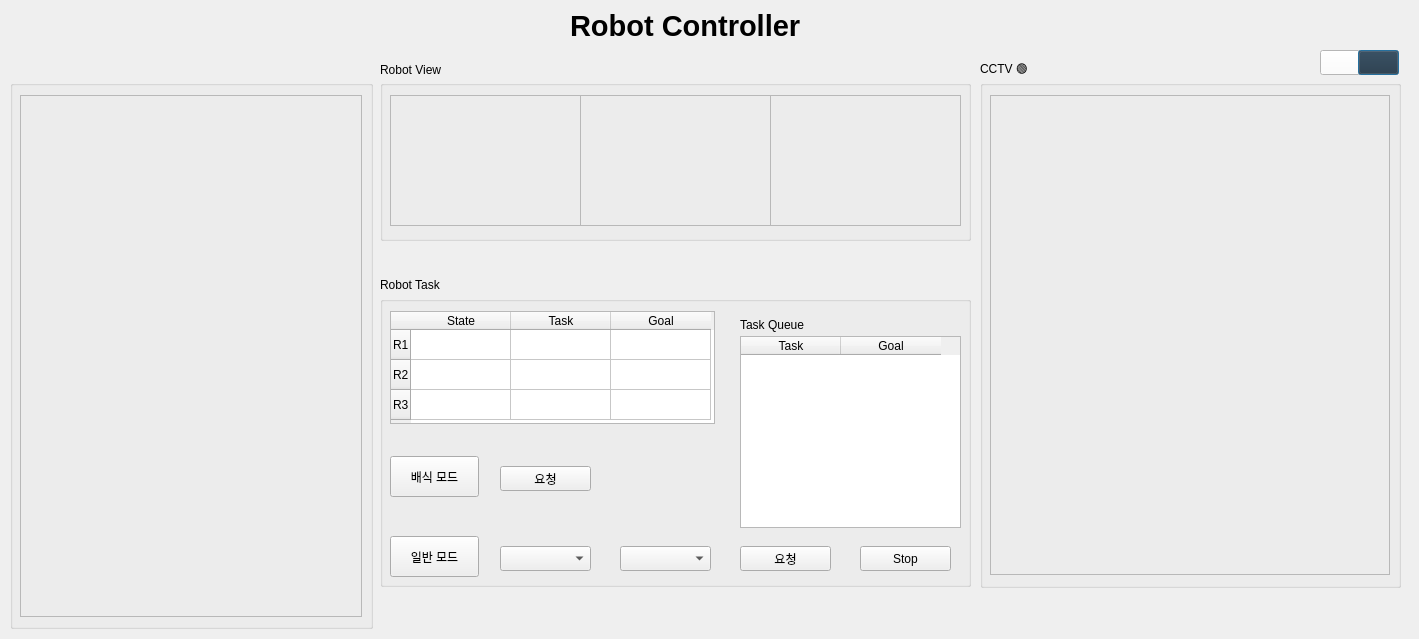
Above: nursing_home/src/ui_pkg/ui_pkg/monitoring.ui from addinedu-ros-3rd/ros-repo-1 before the change. Below: the same form after it.
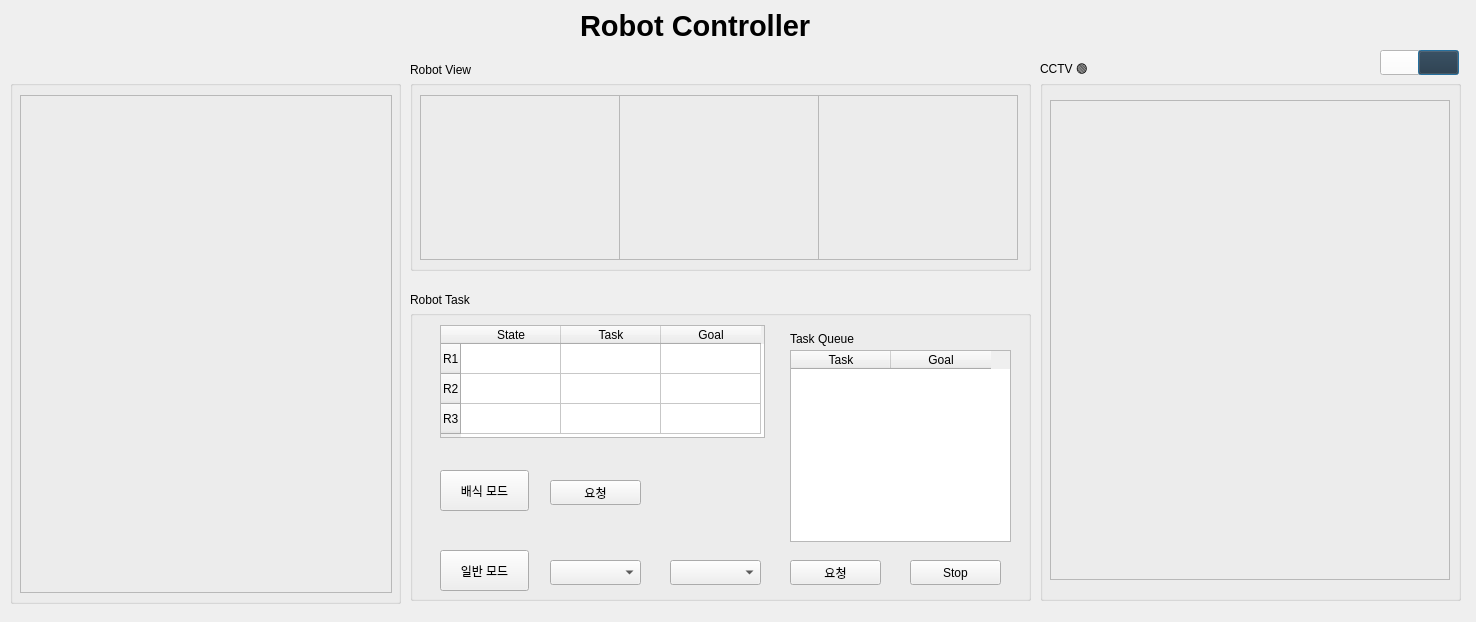
That is the form after the change.

Commit message: fit : map에 위치 3개 뿌리기

What changed in the file:
```diff
--- a/nursing_home/src/ui_pkg/ui_pkg/monitoring.ui
+++ b/nursing_home/src/ui_pkg/ui_pkg/monitoring.ui
@@ -6,8 +6,8 @@
    <rect>
     <x>0</x>
     <y>0</y>
-    <width>1419</width>
-    <height>639</height>
+    <width>1476</width>
+    <height>622</height>
    </rect>
   </property>
   <property name="windowTitle">
@@ -22,7 +22,7 @@
   <widget class="QPushButton" name="dark_btn">
    <property name="geometry">
     <rect>
-     <x>1358</x>
+     <x>1418</x>
      <y>50</y>
      <width>41</width>
      <height>25</height>
@@ -38,7 +38,7 @@
   <widget class="QPushButton" name="white_btn">
    <property name="geometry">
     <rect>
-     <x>1320</x>
+     <x>1380</x>
      <y>50</y>
      <width>41</width>
      <height>25</height>
@@ -145,10 +145,10 @@
   <widget class="QGroupBox" name="cam_group">
    <property name="geometry">
     <rect>
-     <x>380</x>
+     <x>410</x>
      <y>80</y>
-     <width>591</width>
-     <height>161</height>
+     <width>621</width>
+     <height>191</height>
     </rect>
    </property>
    <property name="title">
@@ -160,10 +160,10 @@
     </property>
     <property name="geometry">
      <rect>
-      <x>390</x>
+      <x>408</x>
       <y>15</y>
-      <width>191</width>
-      <height>131</height>
+      <width>200</width>
+      <height>165</height>
      </rect>
     </property>
     <property name="font">
@@ -184,10 +184,10 @@
     </property>
     <property name="geometry">
      <rect>
-      <x>200</x>
+      <x>209</x>
       <y>15</y>
-      <width>191</width>
-      <height>131</height>
+      <width>200</width>
+      <height>165</height>
      </rect>
     </property>
     <property name="font">
@@ -210,8 +210,8 @@
      <rect>
       <x>10</x>
       <y>15</y>
-      <width>191</width>
-      <height>131</height>
+      <width>200</width>
+      <height>165</height>
      </rect>
     </property>
     <property name="font">
@@ -230,9 +230,9 @@
   <widget class="QGroupBox" name="request_group">
    <property name="geometry">
     <rect>
-     <x>380</x>
-     <y>296</y>
-     <width>591</width>
+     <x>410</x>
+     <y>310</y>
+     <width>621</width>
      <height>291</height>
     </rect>
    </property>
@@ -242,7 +242,7 @@
    <widget class="QTableWidget" name="task_queue">
     <property name="geometry">
      <rect>
-      <x>360</x>
+      <x>380</x>
       <y>40</y>
       <width>221</width>
       <height>192</height>
@@ -262,7 +262,7 @@
    <widget class="QComboBox" name="task_combo">
     <property name="geometry">
      <rect>
-      <x>120</x>
+      <x>140</x>
       <y>250</y>
       <width>91</width>
       <height>25</height>
@@ -272,7 +272,7 @@
    <widget class="QComboBox" name="location_combo">
     <property name="geometry">
      <rect>
-      <x>240</x>
+      <x>260</x>
       <y>250</y>
       <width>91</width>
       <height>25</height>
@@ -282,7 +282,7 @@
    <widget class="QPushButton" name="serve_btn">
     <property name="geometry">
      <rect>
-      <x>120</x>
+      <x>140</x>
       <y>170</y>
       <width>91</width>
       <height>25</height>
@@ -295,7 +295,7 @@
    <widget class="QPushButton" name="normal_mode">
     <property name="geometry">
      <rect>
-      <x>10</x>
+      <x>30</x>
       <y>240</y>
       <width>89</width>
       <height>41</height>
@@ -308,7 +308,7 @@
    <widget class="QPushButton" name="serve_stop">
     <property name="geometry">
      <rect>
-      <x>480</x>
+      <x>500</x>
       <y>250</y>
       <width>91</width>
       <height>25</height>
@@ -324,7 +324,7 @@
    <widget class="QTableWidget" name="robot_table">
     <property name="geometry">
      <rect>
-      <x>10</x>
+      <x>30</x>
       <y>15</y>
       <width>325</width>
       <height>113</height>
@@ -375,7 +375,7 @@
    <widget class="QPushButton" name="call_btn">
     <property name="geometry">
      <rect>
-      <x>360</x>
+      <x>380</x>
       <y>250</y>
       <width>91</width>
       <height>25</height>
@@ -388,7 +388,7 @@
    <widget class="QPushButton" name="serve_mode">
     <property name="geometry">
      <rect>
-      <x>10</x>
+      <x>30</x>
       <y>160</y>
       <width>89</width>
       <height>41</height>
@@ -401,7 +401,7 @@
    <widget class="QLabel" name="queue_label">
     <property name="geometry">
      <rect>
-      <x>360</x>
+      <x>380</x>
       <y>20</y>
       <width>91</width>
       <height>17</height>
@@ -428,7 +428,7 @@
   <widget class="QLabel" name="title_label">
    <property name="geometry">
     <rect>
-     <x>570</x>
+     <x>580</x>
      <y>10</y>
      <width>241</width>
      <height>31</height>
@@ -451,7 +451,7 @@
   <widget class="QLabel" name="cctv_label">
    <property name="geometry">
     <rect>
-     <x>980</x>
+     <x>1040</x>
      <y>60</y>
      <width>181</width>
      <height>20</height>
@@ -466,8 +466,8 @@
     <rect>
      <x>10</x>
      <y>80</y>
-     <width>363</width>
-     <height>549</height>
+     <width>391</width>
+     <height>524</height>
     </rect>
    </property>
    <property name="title">
@@ -481,8 +481,8 @@
      <rect>
       <x>10</x>
       <y>15</y>
-      <width>342</width>
-      <height>522</height>
+      <width>372</width>
+      <height>498</height>
      </rect>
     </property>
     <property name="font">
@@ -501,10 +501,10 @@
   <widget class="QGroupBox" name="cctv_group">
    <property name="geometry">
     <rect>
-     <x>980</x>
+     <x>1040</x>
      <y>80</y>
      <width>421</width>
-     <height>508</height>
+     <height>521</height>
     </rect>
    </property>
    <property name="title">
@@ -517,7 +517,7 @@
     <property name="geometry">
      <rect>
       <x>10</x>
-      <y>15</y>
+      <y>20</y>
       <width>400</width>
       <height>480</height>
      </rect>
@@ -538,7 +538,7 @@
   <widget class="QLabel" name="view_label">
    <property name="geometry">
     <rect>
-     <x>380</x>
+     <x>410</x>
      <y>60</y>
      <width>181</width>
      <height>20</height>
@@ -557,8 +557,8 @@
   <widget class="QLabel" name="task_label">
    <property name="geometry">
     <rect>
-     <x>380</x>
-     <y>275</y>
+     <x>410</x>
+     <y>290</y>
      <width>181</width>
      <height>20</height>
     </rect>
```
The commit also changes 2 other files.
